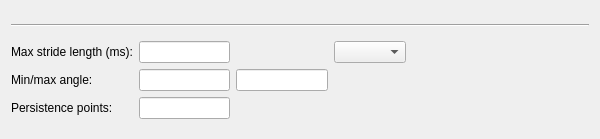
The window that ui/w_ankleAnglePlot.ui (johnbatzer18/biomech_flexsea-plan) describes before a commit, drawn with Qt 5.
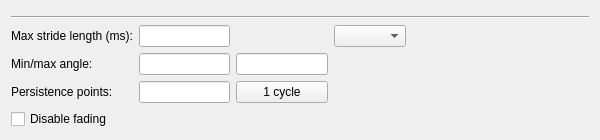
The same window after the commit.

Commit message: A2Plot demo with 3 sensor channels and fake data.

```diff
--- a/ui/w_ankleAnglePlot.ui
+++ b/ui/w_ankleAnglePlot.ui
@@ -152,6 +152,20 @@
        </property>
       </spacer>
      </item>
+     <item row="2" column="2">
+      <widget class="QPushButton" name="pushButtonOneCycle">
+       <property name="text">
+        <string>1 cycle</string>
+       </property>
+      </widget>
+     </item>
+     <item row="3" column="0">
+      <widget class="QCheckBox" name="checkBoxDisableFading">
+       <property name="text">
+        <string>Disable fading</string>
+       </property>
+      </widget>
+     </item>
     </layout>
    </item>
   </layout>
```
Left out of the diff: 46 changed lines with no effect on the pictures. The commit also changes 2 other files.
